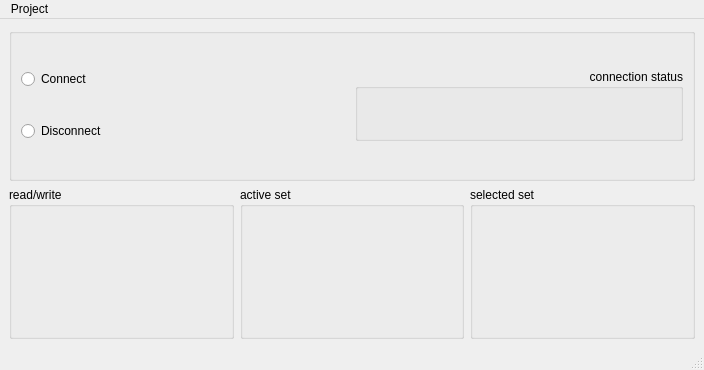
Qt form nuRMainWindow.ui (ProfNitz/nuRay) before a commit.
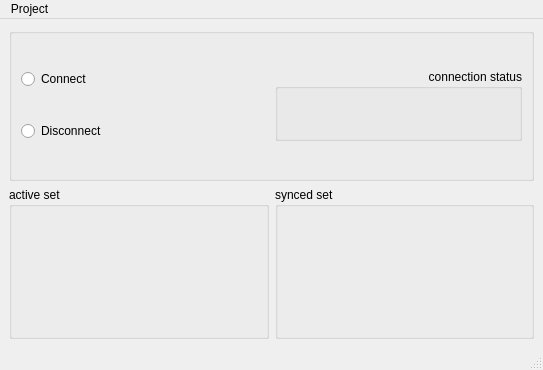
The same form after that commit.

Commit message:
save synced set in project file, deleted read/write switch, renamed selectedset
save synced set in project file:
while project is being sacved the synced set is saved too
deleted read/write button:
unnecessary if you have the sync direction for connect
renamed selected set --> synced set

```diff
--- a/nuRMainWindow.ui
+++ b/nuRMainWindow.ui
@@ -6,7 +6,7 @@
    <rect>
     <x>0</x>
     <y>0</y>
-    <width>704</width>
+    <width>543</width>
     <height>370</height>
    </rect>
   </property>
@@ -84,28 +84,6 @@
         <property name="sizeConstraint">
          <enum>QLayout::SetDefaultConstraint</enum>
         </property>
-        <item>
-         <widget class="QGroupBox" name="ReadWrite">
-          <property name="title">
-           <string>read/write</string>
-          </property>
-          <widget class="QWidget" name="verticalLayoutWidget_3">
-           <property name="geometry">
-            <rect>
-             <x>10</x>
-             <y>10</y>
-             <width>160</width>
-             <height>80</height>
-            </rect>
-           </property>
-           <layout class="QVBoxLayout" name="ReadWriteSwitch">
-            <property name="sizeConstraint">
-             <enum>QLayout::SetDefaultConstraint</enum>
-            </property>
-           </layout>
-          </widget>
-         </widget>
-        </item>
         <item>
          <widget class="QGroupBox" name="ActiveSet">
           <property name="title">
@@ -131,14 +109,14 @@
         <item>
          <widget class="QGroupBox" name="SelectedSet">
           <property name="title">
-           <string>selected set</string>
+           <string>synced set</string>
           </property>
           <widget class="QWidget" name="verticalLayoutWidget">
            <property name="geometry">
             <rect>
              <x>10</x>
              <y>10</y>
-             <width>216</width>
+             <width>161</width>
              <height>80</height>
             </rect>
            </property>
@@ -161,7 +139,7 @@
     <rect>
      <x>0</x>
      <y>0</y>
-     <width>704</width>
+     <width>543</width>
      <height>22</height>
     </rect>
    </property>
```
Left out of the diff: 6 changed lines with no effect on the pictures. The commit also changes 3 other files.
